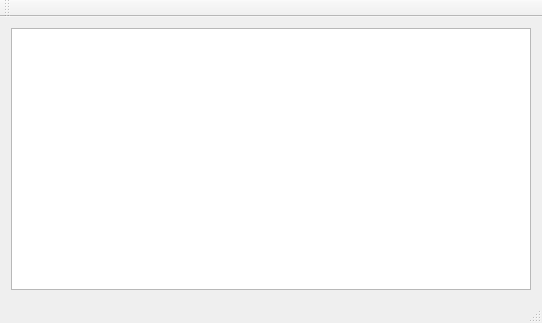
y0ug/QArpWatch, file mainwindow.ui: the form before one commit.
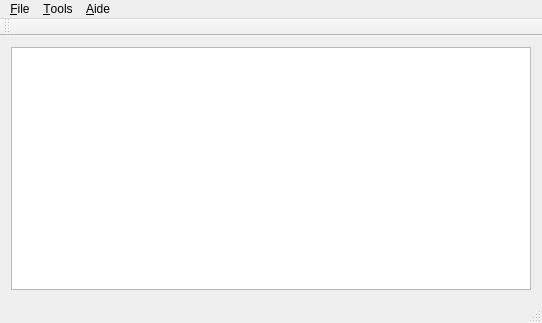
The form after the commit.

Commit message: Add a dialog to set a customroute Add menu in main window

What changed in the file:
```diff
--- a/mainwindow.ui
+++ b/mainwindow.ui
@@ -36,6 +36,29 @@
      <height>23</height>
     </rect>
    </property>
+   <widget class="QMenu" name="menu_File">
+    <property name="title">
+     <string>&amp;File</string>
+    </property>
+    <addaction name="separator"/>
+    <addaction name="action_Quitter"/>
+   </widget>
+   <widget class="QMenu" name="menu_Aide">
+    <property name="title">
+     <string>&amp;Aide</string>
+    </property>
+    <addaction name="action_About"/>
+   </widget>
+   <widget class="QMenu" name="menuTools">
+    <property name="title">
+     <string>&amp;Tools</string>
+    </property>
+    <addaction name="action_refreshRoute"/>
+    <addaction name="action_customRoute"/>
+   </widget>
+   <addaction name="menu_File"/>
+   <addaction name="menuTools"/>
+   <addaction name="menu_Aide"/>
   </widget>
   <widget class="QToolBar" name="mainToolBar">
    <attribute name="toolBarArea">
```
Left out of the diff: 22 changed lines with no effect on the pictures. The commit also changes 7 other files.
